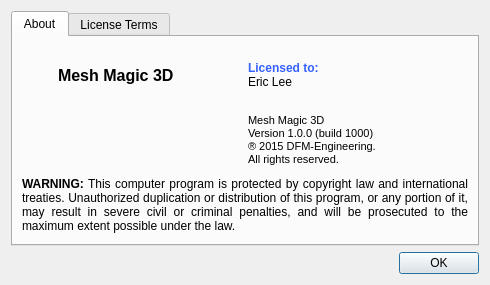
levanhong05/MeshMagic, file apps/meshviewer/about.ui: the form before one commit.
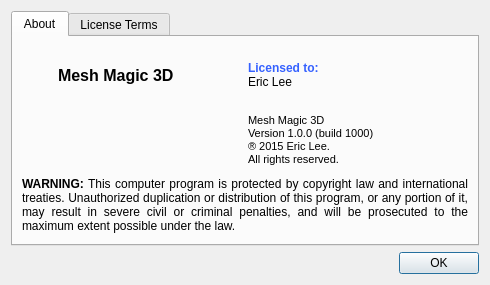
The form after the commit. Icons and pictures are not drawn.

Patch:
```diff
--- a/apps/meshviewer/about.ui
+++ b/apps/meshviewer/about.ui
@@ -143,13 +143,12 @@
            <item>
             <widget class="QLabel" name="lblCompany">
              <property name="text">
-              <string>&lt;!DOCTYPE HTML PUBLIC &quot;-//W3C//DTD HTML 4.0//EN&quot; &quot;http://www.w3.org/TR/REC-html40/strict.dtd&quot;&gt;
-&lt;html&gt;&lt;head&gt;&lt;meta name=&quot;qrichtext&quot; content=&quot;1&quot; /&gt;&lt;style type=&quot;text/css&quot;&gt;
+              <string>&lt;html&gt;&lt;head&gt;&lt;meta name=&quot;qrichtext&quot; content=&quot;1&quot; /&gt;&lt;style type=&quot;text/css&quot;&gt;
 p, li { white-space: pre-wrap; }
 &lt;/style&gt;&lt;/head&gt;&lt;body style=&quot; font-family:'MS Shell Dlg 2'; font-size:8pt; font-weight:400; font-style:normal;&quot;&gt;
 &lt;p align=&quot;justify&quot; style=&quot; margin-top:0px; margin-bottom:0px; margin-left:0px; margin-right:0px; -qt-block-indent:0; text-indent:0px;&quot;&gt;Mesh Magic 3D&lt;/p&gt;
 &lt;p align=&quot;justify&quot; style=&quot; margin-top:0px; margin-bottom:0px; margin-left:0px; margin-right:0px; -qt-block-indent:0; text-indent:0px;&quot;&gt;Version 1.0.0 (build 1000)&lt;/p&gt;
-&lt;p align=&quot;justify&quot; style=&quot; margin-top:0px; margin-bottom:0px; margin-left:0px; margin-right:0px; -qt-block-indent:0; text-indent:0px;&quot;&gt;® 2015 DFM-Engineering.&lt;/p&gt;
+&lt;p align=&quot;justify&quot; style=&quot; margin-top:0px; margin-bottom:0px; margin-left:0px; margin-right:0px; -qt-block-indent:0; text-indent:0px;&quot;&gt;® 2015 Eric Lee.&lt;/p&gt;
 &lt;p align=&quot;justify&quot; style=&quot; margin-top:0px; margin-bottom:0px; margin-left:0px; margin-right:0px; -qt-block-indent:0; text-indent:0px;&quot;&gt;All rights reserved.&lt;/p&gt;&lt;/body&gt;&lt;/html&gt;</string>
              </property>
              <property name="alignment">
```
Left out of the diff: 6 changed lines with no effect on the pictures.
